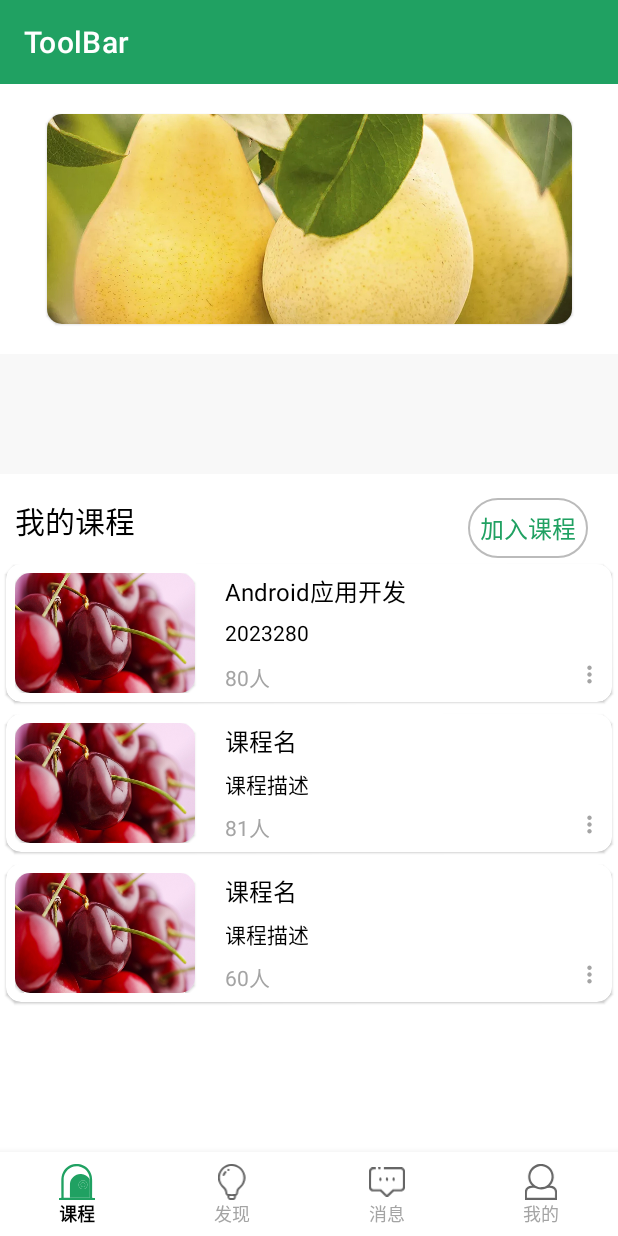
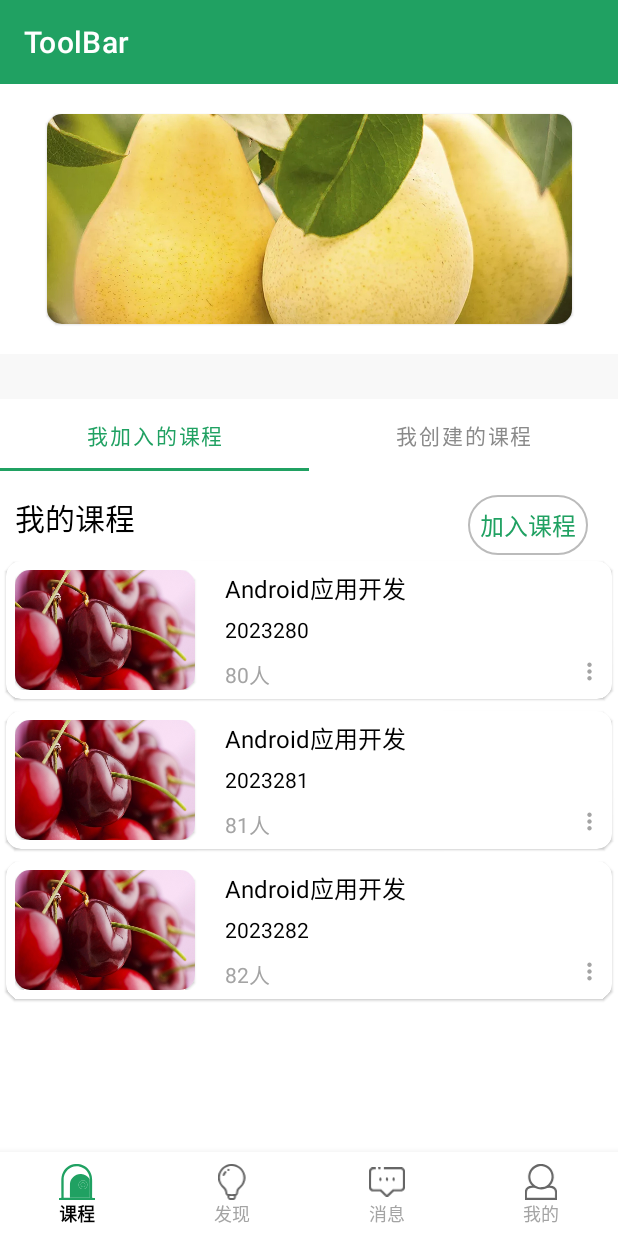
Before and after one commit to snakefch/MapleLeaves, an Android app: the HomeFragment screen opened directly, with no data from a screen before it, on a phone screen of 412 x 824 dp. Run offline under Robolectric (Android 15) with nearby library versions, the phone set to English and light mode, and no system bars; our stand-ins replace navigation-ui.

Commit message:
添加viewPage实现两个标签页切换，有viewPage视图丢失Bug,待解决。
Signed-off-by: Bamboo <1472902174@qq.com>

```diff
--- a/app/src/main/java/com/example/mapleleaves/ui/course/CourseManagementDialogFragment.kt
+++ b/app/src/main/java/com/example/mapleleaves/ui/course/CourseManagementDialogFragment.kt
@@ -11,7 +11,6 @@ import androidx.lifecycle.ViewModelProvider
 import com.example.mapleleaves.R
 import com.example.mapleleaves.databinding.ActivityMainBinding.inflate
 import com.example.mapleleaves.databinding.CourseManagementDialogFragmentBinding
-import com.example.mapleleaves.databinding.FragmentDashboardBinding
 import com.example.mapleleaves.ui.course.CourseManagementDialogViewModel
 import com.google.android.material.bottomsheet.BottomSheetDialogFragment
 
--- a/app/src/main/java/com/example/mapleleaves/ui/home/CourseListAdapter.kt
+++ b/app/src/main/java/com/example/mapleleaves/ui/home/CourseListAdapter.kt
@@ -5,13 +5,14 @@ import android.view.View
 import android.view.ViewGroup
 import android.widget.ImageView
 import android.widget.TextView
+import androidx.fragment.app.Fragment
 import androidx.navigation.findNavController
 import androidx.recyclerview.widget.RecyclerView
 import com.example.mapleleaves.R
 import com.example.mapleleaves.logic.model.Course
 import com.example.mapleleaves.ui.course.CourseActivity
 
-class CourseListAdapter (private val fragment: HomeFragment, private val courseList: List<Course>):
+class CourseListAdapter (private val fragment: Fragment, private val courseList: List<Course>):
     RecyclerView.Adapter<CourseListAdapter.ViewHolder>(){
 
         inner class ViewHolder(view: View):RecyclerView.ViewHolder(view){
--- a/app/src/main/java/com/example/mapleleaves/ui/home/HomeFragment.kt
+++ b/app/src/main/java/com/example/mapleleaves/ui/home/HomeFragment.kt
@@ -1,26 +1,30 @@
 package com.example.mapleleaves.ui.home
 
 import android.os.Bundle
+import android.util.Log
 import android.view.LayoutInflater
 import android.view.View
 import android.view.ViewGroup
 import android.widget.TextView
 import androidx.fragment.app.Fragment
 import androidx.lifecycle.Observer
+import androidx.lifecycle.ViewModelProvider
 import androidx.lifecycle.ViewModelProviders
 import androidx.navigation.findNavController
 import androidx.recyclerview.widget.LinearLayoutManager
+import androidx.viewpager.widget.ViewPager
 import com.example.mapleleaves.databinding.FragmentHomeBinding
 import com.example.mapleleaves.logic.model.Course
+import com.google.android.material.tabs.TabLayout
 
 class HomeFragment : Fragment() {
 
-//    private lateinit var homeViewModel: HomeViewModel
+   // private lateinit var homeViewModel: HomeViewModel
 
     //下面这种方式与上面的区别？？？
-    private val homeViewModel by lazy { ViewModelProviders.of(this).get(HomeViewModel::class.java) }
-
-    private lateinit var listAdapter: CourseListAdapter
+//    private val homeViewModel by lazy { ViewModelProviders.of(this).get(HomeViewModel::class.java) }
+//
+//    private lateinit var listAdapter: CourseListAdapter
 
     private var _binding: FragmentHomeBinding? = null
 
@@ -34,24 +38,50 @@ class HomeFragment : Fragment() {
         savedInstanceState: Bundle?
     ): View? {
 //        homeViewModel =
-//            ViewModelProvider(this).get(HomeViewModel::class.java)
+//           ViewModelProvider(this).get(HomeViewModel::class.java)
 
         _binding = FragmentHomeBinding.inflate(inflater, container, false)
         val root: View = binding.root
-        val layoutManager=LinearLayoutManager(activity)
-        binding.rvCourse.layoutManager=layoutManager
-        listAdapter= CourseListAdapter(this,homeViewModel.courseList)
-        binding.rvCourse.adapter=listAdapter
-        homeViewModel.courseList.add(Course("Android应用开发","2023280",80))
-        homeViewModel.courseList.add(Course("课程名","课程描述",81))
-        homeViewModel.courseList.add(Course("课程名","课程描述",60))
-        listAdapter.notifyDataSetChanged()
+//        val layoutManager=LinearLayoutManager(activity)
+//        binding.rvCourse.layoutManager=layoutManager
+//        listAdapter= CourseListAdapter(this,homeViewModel.courseList)
+//        binding.rvCourse.adapter=listAdapter
+//        homeViewModel.courseList.add(Course("Android应用开发","2023280",80))
+//        homeViewModel.courseList.add(Course("课程名","课程描述",81))
+//        homeViewModel.courseList.add(Course("课程名","课程描述",60))
+//        listAdapter.notifyDataSetChanged()
 
+        val sectionsPagerAdapter =
+            this.context?.let { parentFragmentManager?.let { it1 -> SectionsPagerAdapter(it, it1) } }
+        val viewPager: ViewPager = binding.viewPager
+        viewPager.adapter = sectionsPagerAdapter
+        val tabs: TabLayout = binding.tabs
+        tabs.setupWithViewPager(viewPager)
+
+        Log.d("HomeFragmentLife","onCreateView")
         return root
+    }
+
+    override fun onActivityCreated(savedInstanceState: Bundle?) {
+        super.onActivityCreated(savedInstanceState)
+
+//        val sectionsPagerAdapter =
+//            this.context?.let { parentFragmentManager?.let { it1 -> SectionsPagerAdapter(it, it1) } }
+//        val viewPager: ViewPager = binding.viewPager
+//        viewPager.adapter = sectionsPagerAdapter
+//        val tabs: TabLayout = binding.tabs
+//        tabs.setupWithViewPager(viewPager)
+        Log.d("HomeFragmentLife","onActivityCreated")
     }
 
     override fun onDestroyView() {
         super.onDestroyView()
+        Log.d("HomeFragmentLife","onDestroy")
         _binding = null
     }
+
+    override fun onDetach() {
+        Log.d("HomeFragmentLife","onDetach")
+        super.onDetach()
+    }
 }
--- a/app/src/main/java/com/example/mapleleaves/ui/home/HomeViewModel.kt
+++ b/app/src/main/java/com/example/mapleleaves/ui/home/HomeViewModel.kt
@@ -12,6 +12,24 @@ class HomeViewModel : ViewModel() {
     }
     val text: LiveData<String> = _text
 
-    val courseList=ArrayList<Course>()
+    //val courseList=ArrayList<Course>()
+
+    private val _studyCourseList=ArrayList<Course>().apply {
+        add(Course("Android应用开发","2023280",80))
+        add(Course("Android应用开发","2023281",81))
+        add(Course("Android应用开发","2023282",82))
+    }
+    private val _teachCourseList=ArrayList<Course>().apply {
+        add(Course("Android应用开发","2023280",80))
+        add(Course("Android应用开发","2023281",81))
+        add(Course("Android应用开发","2023282",82))
+    }
+
+    val studyCourseList=_studyCourseList
+    val teachCourseList=_teachCourseList
+
+
+
+
 
 }
--- /dev/null
+++ b/app/src/main/java/com/example/mapleleaves/ui/home/SectionsPagerAdapter.kt
@@ -0,0 +1,38 @@
+package com.example.mapleleaves.ui.home
+
+import android.content.Context
+import androidx.fragment.app.Fragment
+import androidx.fragment.app.FragmentManager
+import androidx.fragment.app.FragmentPagerAdapter
+import com.example.mapleleaves.R
+
+private val TAB_TITLES = arrayOf(
+    R.string.tab_text_1,
+    R.string.tab_text_2
+)
+
+/**
+ * A [FragmentPagerAdapter] that returns a fragment corresponding to
+ * one of the sections/tabs/pages.
+ */
+class SectionsPagerAdapter(private val context: Context, fm: FragmentManager) :
+    FragmentPagerAdapter(fm, BEHAVIOR_RESUME_ONLY_CURRENT_FRAGMENT) {
+
+    override fun getItem(position: Int): Fragment {
+        // getItem is called to instantiate the fragment for the given page.
+
+        //只会同个Fragment创建一个实例，不会重复创建；tabbed切换时，另一个Fragment会onPause
+        return if (position==0) StudyFragment.newInstance("1","1")
+        else TeachFragment.newInstance("2","2")
+
+    }
+
+    override fun getPageTitle(position: Int): CharSequence? {
+        return context.resources.getString(TAB_TITLES[position])
+    }
+
+    override fun getCount(): Int {
+        // Show 2 total pages.
+        return 2
+    }
+}
--- /dev/null
+++ b/app/src/main/java/com/example/mapleleaves/ui/home/StudyFragment.kt
@@ -0,0 +1,123 @@
+package com.example.mapleleaves.ui.home
+
+import android.content.Context
+import android.os.Bundle
+import android.util.Log
+import androidx.fragment.app.Fragment
+import android.view.LayoutInflater
+import android.view.View
+import android.view.ViewGroup
+import androidx.lifecycle.ViewModelProviders
+import androidx.recyclerview.widget.LinearLayoutManager
+import com.example.mapleleaves.R
+import com.example.mapleleaves.databinding.FragmentStudyBinding
+
+// TODO: Rename parameter arguments, choose names that match
+// the fragment initialization parameters, e.g. ARG_ITEM_NUMBER
+private const val ARG_PARAM1 = "param1"
+private const val ARG_PARAM2 = "param2"
+
+/**
+ * A simple [Fragment] subclass.
+ * Use the [StudyFragment.newInstance] factory method to
+ * create an instance of this fragment.
+ */
+class StudyFragment : Fragment() {
+
+    private var _binding:FragmentStudyBinding?=null
+    private val binding get() = _binding!!
+
+    private val homeViewModel by lazy { ViewModelProviders.of(this).get(HomeViewModel::class.java) }
+    private lateinit var studyListAdapter: CourseListAdapter
+
+    override fun onCreate(savedInstanceState: Bundle?) {
+        super.onCreate(savedInstanceState)
+        arguments?.let {
+            param1 = it.getString(ARG_PARAM1)
+            param2 = it.getString(ARG_PARAM2)
+        }
+    }
+
+    override fun onCreateView(
+        inflater: LayoutInflater, container: ViewGroup?,
+        savedInstanceState: Bundle?
+    ): View? {
+        // Inflate the layout for this fragment
+
+        _binding= FragmentStudyBinding.inflate(inflater,container,false)
+
+        val layoutManager=LinearLayoutManager(activity)
+        binding.rvStudyCourse.layoutManager=layoutManager
+        studyListAdapter= CourseListAdapter(this,homeViewModel.studyCourseList)
+        binding.rvStudyCourse.adapter=studyListAdapter
+        studyListAdapter.notifyDataSetChanged()
+
+        return binding.root
+    }
+
+    override fun onAttach(context: Context) {
+        Log.d(TAG,"onAttach")
+        super.onAttach(context)
+    }
+
+    override fun onActivityCreated(savedInstanceState: Bundle?) {
+        Log.d(TAG,"onActivityCreated")
+        super.onActivityCreated(savedInstanceState)
+    }
+
+    override fun onStart() {
+        Log.d(TAG,"onStart")
+        super.onStart()
+    }
+
+    override fun onStop() {
+        Log.d(TAG,"onStop")
+        super.onStop()
+    }
+
+    override fun onResume() {
+        Log.d(TAG,"onResume")
+        super.onResume()
+    }
+
+    override fun onPause() {
+        Log.d(TAG,"onPause")
+        super.onPause()
+    }
+
+    override fun onDestroyView() {
+        super.onDestroyView()
+        _binding = null
+    }
+
+    companion object {
+
+        private const val TAG="StudyFragment"
+
+        /**
+         * The fragment argument representing the section number for this
+         * fragment.
+         */
+        // TODO: Rename and change types of parameters
+        private var param1: String? = null
+        private var param2: String? = null
+
+        /**
+         * Use this factory method to create a new instance of
+         * this fragment using the provided parameters.
+         *
+         * @param param1 Parameter 1.
+         * @param param2 Parameter 2.
+         * @return A new instance of fragment StudyFragment.
+         */
+        // TODO: Rename and change types and number of parameters
+        @JvmStatic
+        fun newInstance(param1: String, param2: String) =
+            StudyFragment().apply {
+                arguments = Bundle().apply {
+                    putString(ARG_PARAM1, param1)
+                    putString(ARG_PARAM2, param2)
+                }
+            }
+    }
+}
--- /dev/null
+++ b/app/src/main/java/com/example/mapleleaves/ui/home/TeachFragment.kt
@@ -0,0 +1,120 @@
+package com.example.mapleleaves.ui.home
+
+import android.os.Bundle
+import android.util.Log
+import androidx.fragment.app.Fragment
+import android.view.LayoutInflater
+import android.view.View
+import android.view.ViewGroup
+import androidx.lifecycle.ViewModelProviders
+import androidx.recyclerview.widget.LinearLayoutManager
+import com.example.mapleleaves.R
+import com.example.mapleleaves.databinding.FragmentTeachBinding
+
+// TODO: Rename parameter arguments, choose names that match
+// the fragment initialization parameters, e.g. ARG_ITEM_NUMBER
+private const val ARG_PARAM1 = "param1"
+private const val ARG_PARAM2 = "param2"
+
+/**
+ * A simple [Fragment] subclass.
+ * Use the [TeachFragment.newInstance] factory method to
+ * create an instance of this fragment.
+ */
+class TeachFragment : Fragment() {
+
+    private var _binding:FragmentTeachBinding?=null
+    private val binding get() = _binding!!
+
+    private val homeViewModel by lazy { ViewModelProviders.of(this).get(HomeViewModel::class.java) }
+    private lateinit var teachListAdapter: CourseListAdapter
+
+
+    override fun onCreate(savedInstanceState: Bundle?) {
+        super.onCreate(savedInstanceState)
+        arguments?.let {
+            param1 = it.getString(ARG_PARAM1)
+            param2 = it.getString(ARG_PARAM2)
+        }
+    }
+
+    override fun onCreateView(
+        inflater: LayoutInflater, container: ViewGroup?,
+        savedInstanceState: Bundle?
+    ): View? {
+        // Inflate the layout for this fragment
+        _binding= FragmentTeachBinding.inflate(inflater,container,false)
+
+        val layoutManager= LinearLayoutManager(activity)
+        binding.rvTeachCourse.layoutManager=layoutManager
+        teachListAdapter= CourseListAdapter(this,homeViewModel.teachCourseList)
+        binding.rvTeachCourse.adapter=teachListAdapter
+        teachListAdapter.notifyDataSetChanged()
+        binding.tvCreateCourse.setOnClickListener {
+
+        }
+
+        return binding.root
+    }
+
+    override fun onActivityCreated(savedInstanceState: Bundle?) {
+        Log.d(TAG,"onActivityCreated")
+        super.onActivityCreated(savedInstanceState)
+    }
+
+    override fun onStart() {
+        Log.d(TAG,"onStart")
+        super.onStart()
+    }
+
+    override fun onStop() {
+        Log.d(TAG,"onStop")
+        super.onStop()
+    }
+
+    override fun onResume() {
+        Log.d(TAG,"onResume")
+        super.onResume()
+    }
+
+    override fun onPause() {
+        Log.d(TAG,"onPause")
+        super.onPause()
+    }
+
+    override fun onDestroyView() {
+        super.onDestroyView()
+        _binding = null
+    }
+
+    companion object {
+
+        private const val TAG="TeachFragment"
+
+        /**
+         * The fragment argument representing the section number for this
+         * fragment.
+         */
+        // TODO: Rename and change types of parameters
+        private var param1: String? = null
+        private var param2: String? = null
+
+        /**
+         * Use this factory method to create a new instance of
+         * this fragment using the provided parameters.
+         *
+         * @param param1 Parameter 1.
+         * @param param2 Parameter 2.
+         * @return A new instance of fragment TeachFragment.
+         */
+        // TODO: Rename and change types and number of parameters
+        @JvmStatic
+        fun newInstance(param1: String, param2: String) =
+            TeachFragment().apply {
+                arguments = Bundle().apply {
+                    putString(ARG_PARAM1, param1)
+                    putString(ARG_PARAM2, param2)
+                }
+            }
+    }
+}
--- a/app/src/main/res/layout/fragment_home.xml
+++ b/app/src/main/res/layout/fragment_home.xml
@@ -41,16 +41,35 @@
     <View
         android:id="@+id/line1"
         android:layout_width="match_parent"
-        android:layout_height="80dp"
+        android:layout_height="30dp"
         android:layout_marginTop="20dp"
         app:layout_constraintTop_toBottomOf="@id/mcv_header_image"
         android:background="@color/qianhui"/>
 
-    <TextView
+    <com.google.android.material.tabs.TabLayout
+        android:id="@+id/tabs"
+        android:layout_width="match_parent"
+        android:layout_height="wrap_content"
+        app:tabTextColor="@color/Gray5"
+        app:tabSelectedTextColor="@color/theme"
+        app:layout_constraintTop_toBottomOf="@+id/line1"
+        app:layout_constraintStart_toStartOf="parent"
+        app:layout_constraintEnd_toEndOf="parent"/>
+
+    <androidx.viewpager.widget.ViewPager
+        android:id="@+id/view_pager"
+        android:layout_width="match_parent"
+        android:layout_height="wrap_content"
+        app:layout_constraintTop_toBottomOf="@+id/tabs"
+        app:layout_constraintStart_toStartOf="parent"
+        app:layout_constraintEnd_toEndOf="parent"
+        app:layout_behavior="@string/appbar_scrolling_view_behavior" />
+
+    <!--<TextView
         android:id="@+id/tv_my_course"
         android:layout_width="wrap_content"
         android:layout_height="wrap_content"
-        android:text="@string/my_course"
+        android:text="@string/my_study_course"
         android:layout_marginStart="10dp"
         android:layout_marginTop="16dp"
         app:layout_constraintTop_toBottomOf="@+id/line1"
@@ -80,6 +99,8 @@
         app:layout_constraintTop_toBottomOf="@id/tv_my_course"
         app:layout_constraintEnd_toEndOf="parent"
         app:layout_constraintStart_toStartOf="parent"/>
+        -->
+
 
 
 </androidx.constraintlayout.widget.ConstraintLayout>
--- /dev/null
+++ b/app/src/main/res/layout/fragment_study.xml
@@ -0,0 +1,44 @@
+<?xml version="1.0" encoding="utf-8"?>
+<androidx.constraintlayout.widget.ConstraintLayout xmlns:android="http://schemas.android.com/apk/res/android"
+    xmlns:tools="http://schemas.android.com/tools"
+    android:layout_width="match_parent"
+    android:layout_height="match_parent"
+    xmlns:app="http://schemas.android.com/apk/res-auto"
+    tools:context=".ui.home.StudyFragment">
+
+    <TextView
+        android:id="@+id/tv_my_study_course"
+        android:layout_width="wrap_content"
+        android:layout_height="wrap_content"
+        android:text="@string/my_study_course"
+        android:layout_marginStart="10dp"
+        app:layout_constraintTop_toTopOf="parent"
+        app:layout_constraintStart_toStartOf="parent"
+        android:layout_marginTop="16dp"
+        android:textSize="20sp"
+        android:textColor="@color/black"/>
+
+    <TextView
+        android:id="@+id/tv_join_course"
+        android:layout_width="wrap_content"
+        android:layout_height="wrap_content"
+        android:text="@string/join_course"
+        android:padding="8dp"
+        android:gravity="center_vertical"
+        android:layout_marginEnd="20dp"
+        android:background="@drawable/shape_edit_all_circular"
+        app:layout_constraintTop_toTopOf="@+id/tv_my_study_course"
+        app:layout_constraintEnd_toEndOf="parent"
+        android:textColor="@color/theme"
+        android:textSize="16sp"/>
+
+    <androidx.recyclerview.widget.RecyclerView
+        android:layout_width="match_parent"
+        android:layout_height="wrap_content"
+        android:layout_marginTop="10dp"
+        android:id="@+id/rv_study_course"
+        app:layout_constraintTop_toBottomOf="@id/tv_my_study_course"
+        app:layout_constraintEnd_toEndOf="parent"
+        app:layout_constraintStart_toStartOf="parent"/>
+
+</androidx.constraintlayout.widget.ConstraintLayout>
--- a/app/src/main/res/navigation/mobile_navigation.xml
+++ b/app/src/main/res/navigation/mobile_navigation.xml
@@ -14,12 +14,6 @@
             android:id="@+id/action_navigation_home_to_courseManagementDialogFragment"
             app:destination="@id/courseManagementDialogFragment" />
     </fragment>
-
-    <fragment
-        android:id="@+id/navigation_dashboard"
-        android:name="com.example.mapleleaves.ui.dashboard.DashboardFragment"
-        android:label="@string/title_dashboard"
-        tools:layout="@layout/fragment_dashboard" />
 
     <fragment
         android:id="@+id/navigation_notifications"
--- a/app/src/main/res/values/colors.xml
+++ b/app/src/main/res/values/colors.xml
@@ -26,6 +26,7 @@
     <color name="pinlan">#2B73AF</color>
     <color name="shenghui">#515151</color>
     <color name="meiguihong">#D2357D</color>
+    <!--底层背景色-->
     <color name="qianhui">#F8F8F8</color>
 
     <!--灰度颜色排列-->
--- a/app/src/main/res/values/strings.xml
+++ b/app/src/main/res/values/strings.xml
@@ -18,7 +18,7 @@
     <string name="user_name">苏前猛</string>
     <string name="school">桂林电子科技大学</string>
     <string name="message">消息</string>
-    <string name="my_course">我的课程</string>
+    <string name="my_study_course">我的课程</string>
 
     <!-- 课程项 -->
     <string name="student_count">80人</string>
@@ -35,5 +35,11 @@
     <string name="fp_contentDescription">背景</string>
     <string name="fp_hint">输入地址</string>
     <string name="join_course">加入课程</string>
+    <!-- TODO: Remove or change this placeholder text -->
+    <string name="hello_blank_fragment">Hello blank fragment</string>
+    <string name="my_teach_course">我教的课</string>
+    <string name="create_course">创建课程</string>
+    <string name="tab_text_1">我加入的课程</string>
+    <string name="tab_text_2">我创建的课程</string>
 
 </resources>
```
Also changed, not shown: app/src/main/java/com/example/mapleleaves/ui/dashboard/DashboardFragment.kt (deleted, +0 -41 lines), app/src/main/java/com/example/mapleleaves/ui/dashboard/DashboardViewModel.kt (deleted, +0 -13 lines), app/src/main/java/com/example/mapleleaves/ui/me/MeFragment.kt (+9 -0 lines), app/src/main/java/com/example/mapleleaves/ui/place/PlaceFragment.kt (+13 -0 lines), app/src/main/res/layout/fragment_dashboard.xml (deleted, +0 -9 lines), app/src/main/res/layout/fragment_teach.xml (added, +44 -0 lines).
